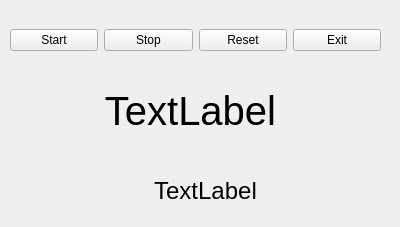
First picture: the form in cronometro.ui, repository frangallardop/cronometro-clf, before the edit.
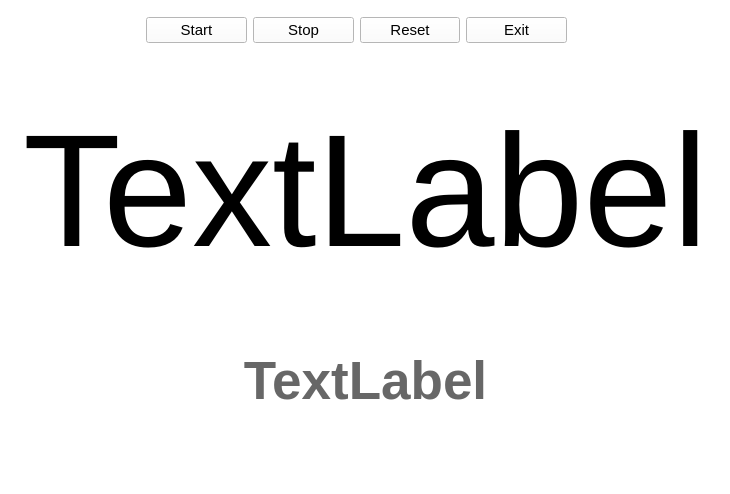
Second picture: the form after the edit.

Commit message: Numeros mas grandes, fondo blanco #290816

```diff
--- a/cronometro.ui
+++ b/cronometro.ui
@@ -2,29 +2,54 @@
 <ui version="4.0">
  <class>watch</class>
  <widget class="QWidget" name="watch">
+  <property name="enabled">
+   <bool>true</bool>
+  </property>
   <property name="geometry">
    <rect>
     <x>0</x>
     <y>0</y>
-    <width>400</width>
-    <height>227</height>
+    <width>730</width>
+    <height>494</height>
    </rect>
   </property>
+  <property name="minimumSize">
+   <size>
+    <width>730</width>
+    <height>494</height>
+   </size>
+  </property>
   <property name="windowTitle">
-   <string>Clock Watch</string>
+   <string>Temporizador</string>
+  </property>
+  <property name="whatsThis">
+   <string/>
+  </property>
+  <property name="styleSheet">
+   <string notr="true">background-color: rgb(255, 255, 255);</string>
   </property>
   <widget class="QWidget" name="horizontalLayoutWidget">
    <property name="geometry">
     <rect>
-     <x>10</x>
-     <y>20</y>
-     <width>371</width>
+     <x>146</x>
+     <y>10</y>
+     <width>421</width>
      <height>41</height>
     </rect>
    </property>
    <layout class="QHBoxLayout" name="horizontalLayout">
     <item>
      <widget class="QPushButton" name="btn_start">
+      <property name="font">
+       <font>
+        <pointsize>11</pointsize>
+        <weight>50</weight>
+        <bold>false</bold>
+       </font>
+      </property>
+      <property name="styleSheet">
+       <string notr="true">border-color: rgb(149, 149, 149);</string>
+      </property>
       <property name="text">
        <string>Start</string>
       </property>
@@ -32,6 +57,13 @@
     </item>
     <item>
      <widget class="QPushButton" name="btn_stop">
+      <property name="font">
+       <font>
+        <pointsize>11</pointsize>
+        <weight>50</weight>
+        <bold>false</bold>
+       </font>
+      </property>
       <property name="text">
        <string>Stop</string>
       </property>
@@ -39,6 +71,13 @@
     </item>
     <item>
      <widget class="QPushButton" name="btn_reset">
+      <property name="font">
+       <font>
+        <pointsize>11</pointsize>
+        <weight>50</weight>
+        <bold>false</bold>
+       </font>
+      </property>
       <property name="text">
        <string>Reset</string>
       </property>
@@ -46,6 +85,16 @@
     </item>
     <item>
      <widget class="QPushButton" name="btn_exit">
+      <property name="font">
+       <font>
+        <pointsize>11</pointsize>
+        <weight>50</weight>
+        <bold>false</bold>
+       </font>
+      </property>
+      <property name="styleSheet">
+       <string notr="true">border-color: rgb(149, 149, 149);</string>
+      </property>
       <property name="text">
        <string>Exit</string>
       </property>
@@ -56,15 +105,15 @@
   <widget class="QLabel" name="lb_watch">
    <property name="geometry">
     <rect>
-     <x>30</x>
-     <y>80</y>
-     <width>321</width>
-     <height>61</height>
+     <x>10</x>
+     <y>60</y>
+     <width>711</width>
+     <height>261</height>
     </rect>
    </property>
    <property name="font">
     <font>
-     <pointsize>30</pointsize>
+     <pointsize>120</pointsize>
     </font>
    </property>
    <property name="text">
@@ -77,17 +126,22 @@
   <widget class="QLabel" name="labelEstado">
    <property name="geometry">
     <rect>
-     <x>90</x>
-     <y>175</y>
-     <width>231</width>
-     <height>31</height>
+     <x>220</x>
+     <y>350</y>
+     <width>291</width>
+     <height>61</height>
     </rect>
    </property>
    <property name="font">
     <font>
-     <pointsize>18</pointsize>
+     <pointsize>40</pointsize>
+     <weight>75</weight>
+     <bold>true</bold>
     </font>
    </property>
+   <property name="styleSheet">
+    <string notr="true">color: rgb(103, 103, 103);</string>
+   </property>
    <property name="text">
     <string>TextLabel</string>
    </property>
```
Left out of the diff: 9 changed lines with no effect on the pictures. The commit also changes 1 other file.
